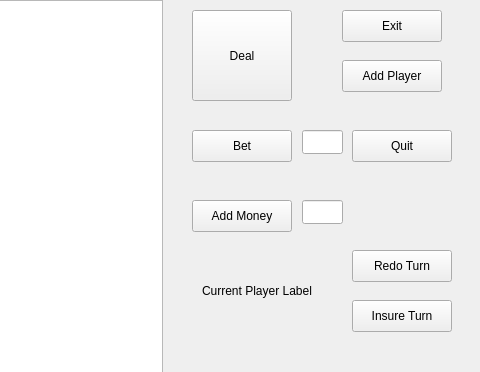
This is blackjack/game.ui in dawsonvoth1/blackjack_oop as Qt 5 draws it before an edit; both pictures show x 808 to 1288 and y 0 to 372 of the 1288 by 600 pixel window. The edited form follows.
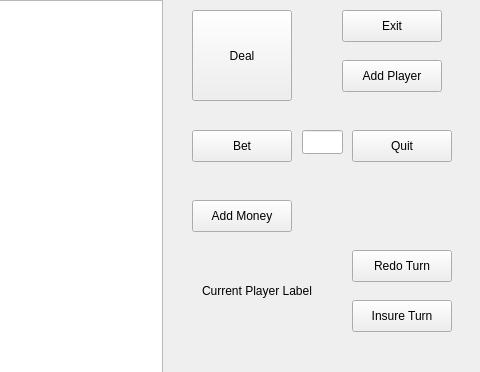
This is the edited form.

Commit message: Added Game header stubs + add_money function + removed add_money ui box

Patch:
```diff
--- a/blackjack/game.ui
+++ b/blackjack/game.ui
@@ -177,16 +177,6 @@
      </rect>
     </property>
    </widget>
-   <widget class="QLineEdit" name="inputAddMoneylineEdit">
-    <property name="geometry">
-     <rect>
-      <x>1110</x>
-      <y>200</y>
-      <width>41</width>
-      <height>24</height>
-     </rect>
-    </property>
-   </widget>
    <widget class="QLabel" name="currentPlayerlabel">
     <property name="geometry">
      <rect>
```
Left out of the diff: 2 changed lines with no effect on the pictures. The commit also changes 2 other files.
